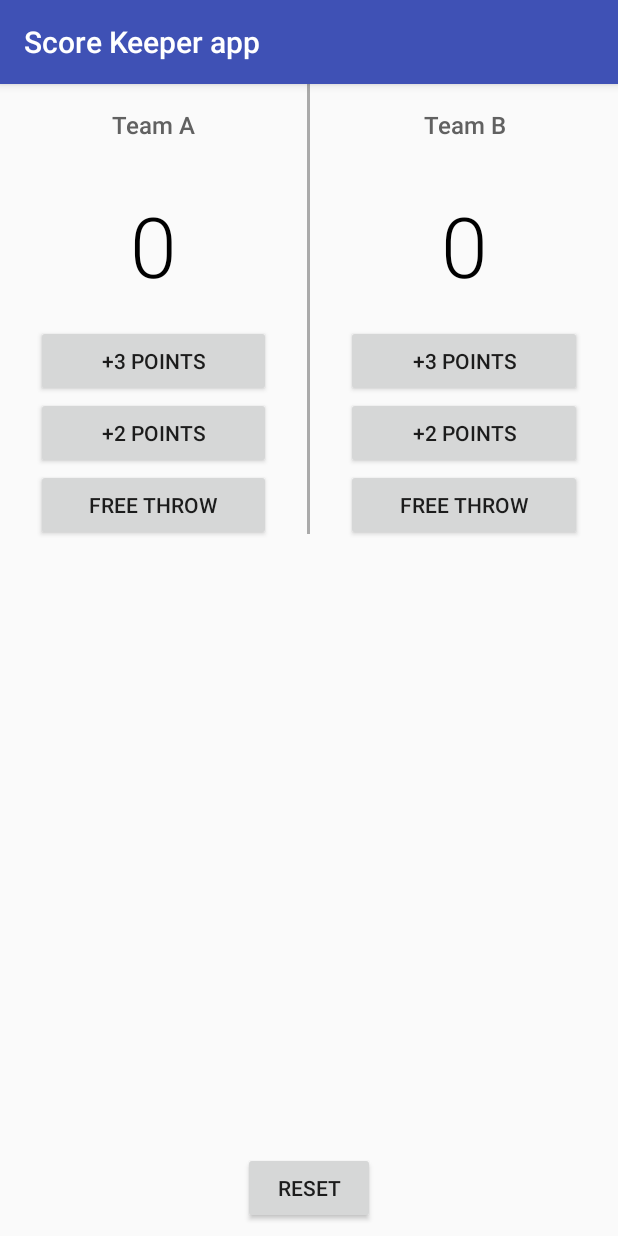
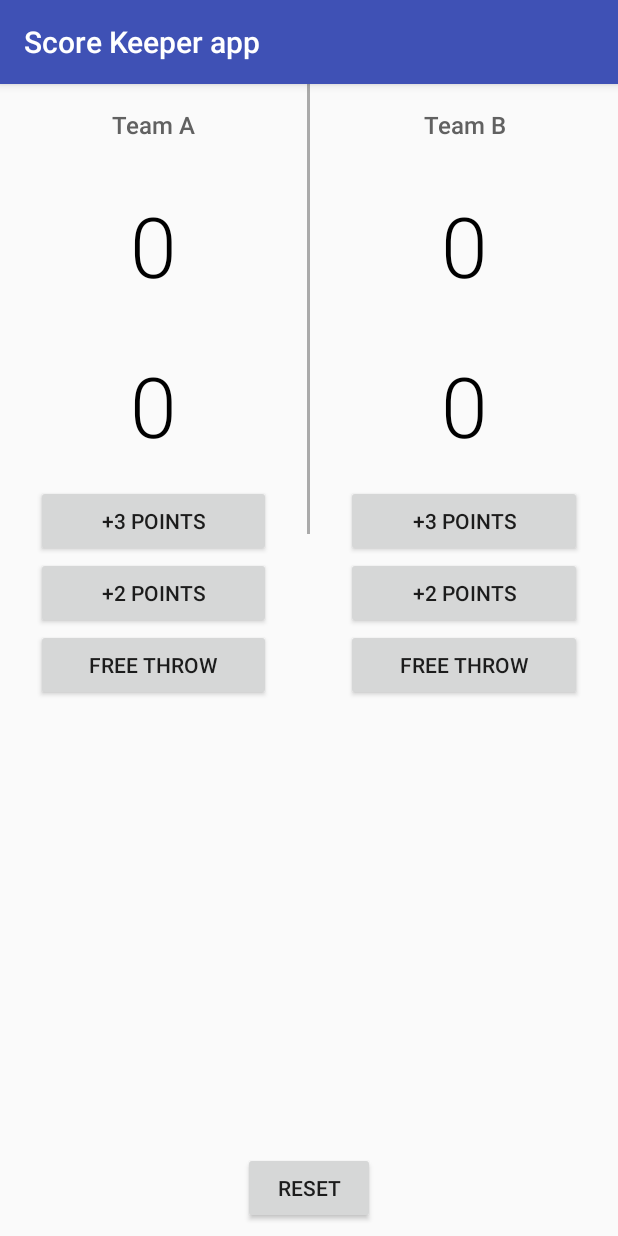
Before and after one commit to AlexandraDamaschin/ScoreKeeperApp, an Android app: the screen it shows after launch (MainActivity), on a phone screen of 412 x 824 dp. Run offline under Robolectric (Android 15) with nearby library versions, the phone set to English and light mode, and no system bars.

Commit message:
add textView for fouls

```diff
--- a/app/src/main/res/layout/activity_main.xml
+++ b/app/src/main/res/layout/activity_main.xml
@@ -27,6 +27,17 @@
 
             <TextView
                 android:id="@+id/team_a_score"
+                android:layout_width="match_parent"
+                android:layout_height="wrap_content"
+                android:fontFamily="sans-serif-light"
+                android:gravity="center"
+                android:padding="16dp"
+                android:text="0"
+                android:textColor="#000000"
+                android:textSize="56sp" />
+
+            <TextView
+                android:id="@+id/team_a_fouls"
                 android:layout_width="match_parent"
                 android:layout_height="wrap_content"
                 android:fontFamily="sans-serif-light"
@@ -98,6 +109,17 @@
                 android:textColor="#000000"
                 android:textSize="56sp" />
 
+            <TextView
+                android:id="@+id/team_b_fouls"
+                android:layout_width="match_parent"
+                android:layout_height="wrap_content"
+                android:fontFamily="sans-serif-light"
+                android:gravity="center"
+                android:padding="16dp"
+                android:text="0"
+                android:textColor="#000000"
+                android:textSize="56sp" />
+
             <Button
                 android:layout_width="match_parent"
                 android:layout_height="wrap_content"
```
